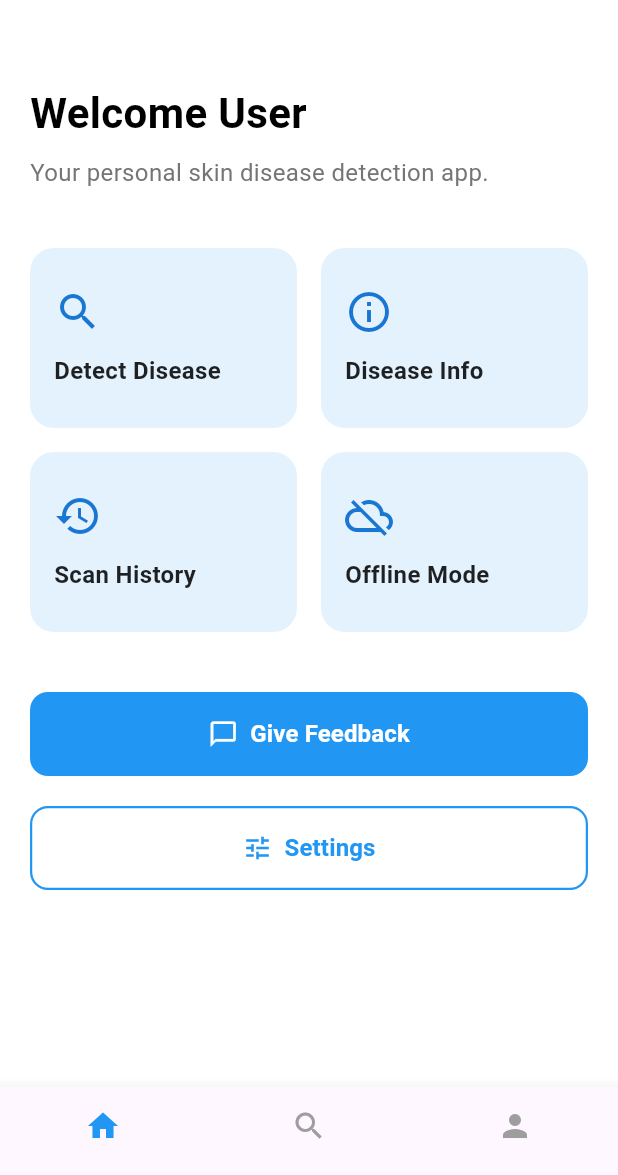
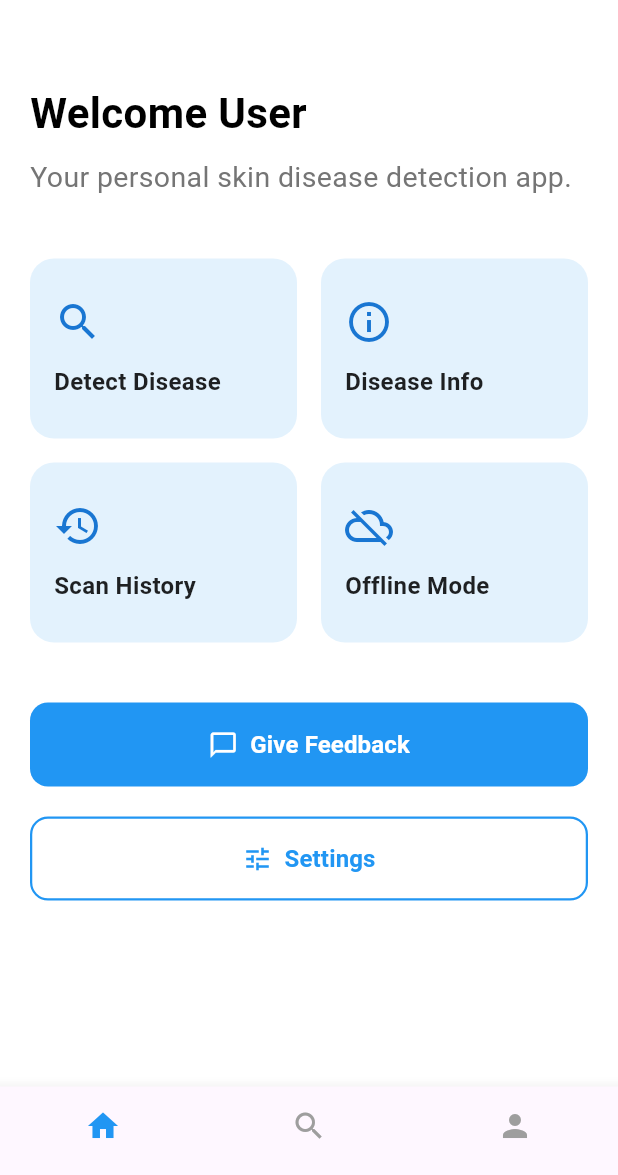
Before and after one commit to Krish5706/DermaCare, a Flutter app: the HomePage screen opened directly, on a phone screen of 412 x 824 dp, the part 61-1236 px from its top. Run offline on Flutter 3.47's test engine with Material 3 defaults, Android fonts, the phone set to English and light mode, and no system bars; our stand-ins replace image_picker, shared_preferences, sqflite; accounts and stored records are empty.

Commit message:
color and font size change

```diff
--- a/derma_care/lib/login.dart
+++ b/derma_care/lib/login.dart
@@ -185,7 +185,7 @@ class _MyLoginState extends State<MyLogin> {
     return Container(
       height: height,
       width: height == null ? null : double.infinity,
-      color: const Color(0xFFEFB1D9),
+      color: const Color(0xFFB1D9EF),
       padding: const EdgeInsets.symmetric(horizontal: 16),
       child: const Center(
         child: Column(
--- a/derma_care/lib/main.dart
+++ b/derma_care/lib/main.dart
@@ -199,9 +199,9 @@ class HomePageState extends State<HomePage> {
             Text(
               'Your personal skin disease detection app.',
               style: TextStyle(
-                fontSize: 16,
+                fontSize: 19,
                 color: Colors.grey[600],
-                height: 1.4,
+                height: 1.5,
               ),
             ),
             const SizedBox(height: 40),
```
